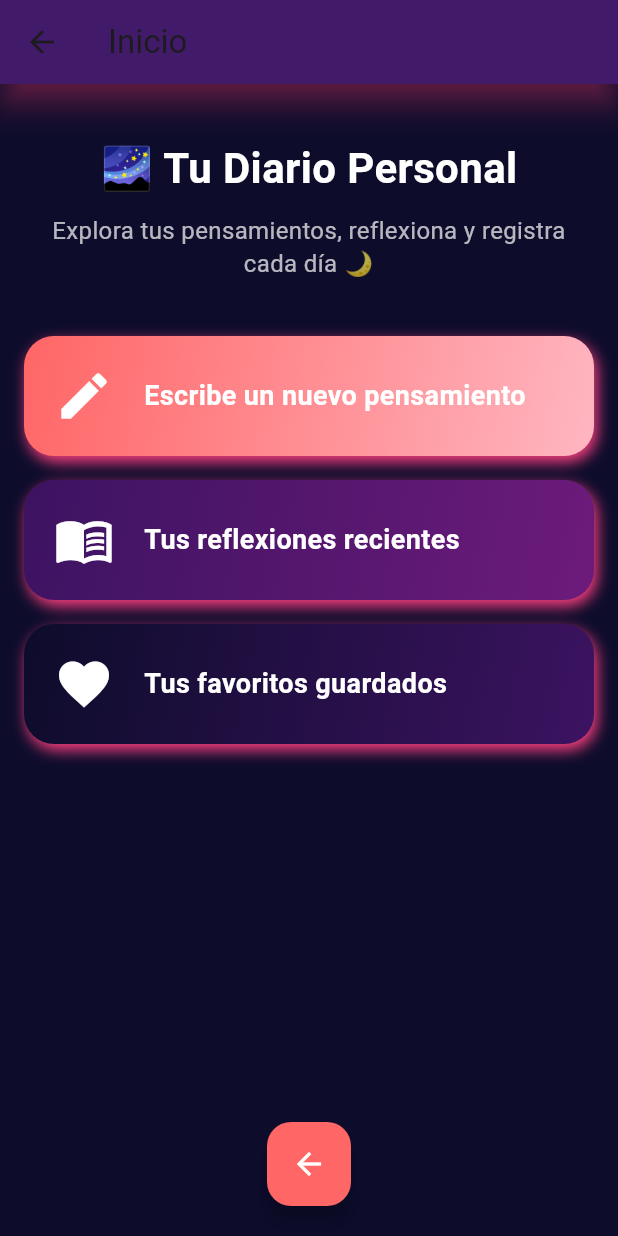
After one commit to jessicacunalata29/flutter, a Flutter app: the HomeScreen screen opened directly, on a phone screen of 412 x 824 dp. The commit adds this screen. Run offline on Flutter 3.47's test engine with Material 3 defaults, Android fonts, the phone set to English and light mode, and no system bars.

Commit message:
Agrege pantallas

```diff
--- /dev/null
+++ b/lib/src/pantallas/home_screen.dart
@@ -0,0 +1,142 @@
+import 'package:flutter/material.dart';
+
+class HomeScreen extends StatelessWidget {
+  const HomeScreen({super.key});
+
+  @override
+  Widget build(BuildContext context) {
+    return Scaffold(
+      appBar: AppBar(
+        title: const Text("Inicio"),
+        backgroundColor: const Color(0xFF3C1361),
+        elevation: 8,
+        shadowColor: Colors.pinkAccent,
+      ),
+      body: Stack(
+        children: [
+          // Contenido principal
+          ListView(
+            padding: const EdgeInsets.all(16),
+            children: [
+              const SizedBox(height: 20),
+              const Center(
+                child: Text(
+                  "🌌 Tu Diario Personal",
+                  style: TextStyle(
+                    color: Colors.white,
+                    fontSize: 28,
+                    fontWeight: FontWeight.bold,
+                  ),
+                ),
+              ),
+              const SizedBox(height: 10),
+              const Center(
+                child: Text(
+                  "Explora tus pensamientos, reflexiona y registra cada día 🌙",
+                  style: TextStyle(
+                    color: Colors.white70,
+                    fontSize: 16,
+                    height: 1.4,
+                  ),
+                  textAlign: TextAlign.center,
+                ),
+              ),
+              const SizedBox(height: 30),
+
+              _tarjetaAccion(
+                context,
+                icon: Icons.edit,
+                texto: "Escribe un nuevo pensamiento",
+                colores: [Color(0xFFFF6666), Color(0xFFFFB6C1)],
+                mensajeSnack: "🪷 ¡Aquí puedes escribir un nuevo apunte!",
+              ),
+              _tarjetaAccion(
+                context,
+                icon: Icons.menu_book,
+                texto: "Tus reflexiones recientes",
+                colores: [Color(0xFF3C1361), Color(0xFF6D1B7B)],
+                mensajeSnack: "📖 Aquí puedes ver tus reflexiones recientes",
+              ),
+              _tarjetaAccion(
+                context,
+                icon: Icons.favorite,
+                texto: "Tus favoritos guardados",
+                colores: [Color(0xFF0D0C2B), Color(0xFF3C1361)],
+                mensajeSnack: "💖 Aquí puedes ver tus favoritos",
+              ),
+              const SizedBox(height: 80), // Para dejar espacio al botón
+            ],
+          ),
+
+          // Botón de Atrás en la parte inferior
+          Positioned(
+            bottom: 20,
+            left: 0,
+            right: 0,
+            child: Center(
+              child: FloatingActionButton(
+                backgroundColor: const Color(0xFFFF6666),
+                onPressed: () {
+                  Navigator.pop(context); // Regresa a la pantalla anterior
+                },
+                child: const Icon(Icons.arrow_back, color: Colors.white),
+              ),
+            ),
+          ),
+        ],
+      ),
+      backgroundColor: const Color(0xFF0D0C2B),
+    );
+  }
+
+  Widget _tarjetaAccion(
+    BuildContext context, {
+    required IconData icon,
+    required String texto,
+    required List<Color> colores,
+    required String mensajeSnack,
+  }) {
+    return GestureDetector(
+      onTap: () {
+        ScaffoldMessenger.of(
+          context,
+        ).showSnackBar(SnackBar(content: Text(mensajeSnack)));
+      },
+      child: Container(
+        margin: const EdgeInsets.symmetric(vertical: 8),
+        padding: const EdgeInsets.all(20),
+        decoration: BoxDecoration(
+          gradient: LinearGradient(
+            colors: colores,
+            begin: Alignment.topLeft,
+            end: Alignment.bottomRight,
+          ),
+          borderRadius: BorderRadius.circular(20),
+          boxShadow: const [
+            BoxShadow(
+              color: Colors.pinkAccent,
+              blurRadius: 8,
+              offset: Offset(2, 4),
+            ),
+          ],
+        ),
+        child: Row(
+          children: [
+            Icon(icon, size: 40, color: Colors.white),
+            const SizedBox(width: 20),
+            Expanded(
+              child: Text(
+                texto,
+                style: const TextStyle(
+                  color: Colors.white,
+                  fontSize: 18,
+                  fontWeight: FontWeight.bold,
+                ),
+              ),
+            ),
+          ],
+        ),
+      ),
+    );
+  }
+}
```
Also changed, not shown: lib/main.dart (+5 -3 lines), lib/src/inicio.dart (+29 -3 lines), lib/src/pantallas/acerca_de.dart (added, +47 -0 lines), lib/src/pantallas/ayuda.dart (added, +81 -0 lines), lib/src/pantallas/configuracion.dart (added, +76 -0 lines), lib/src/pantallas/favoritos.dart (added, +65 -0 lines).
